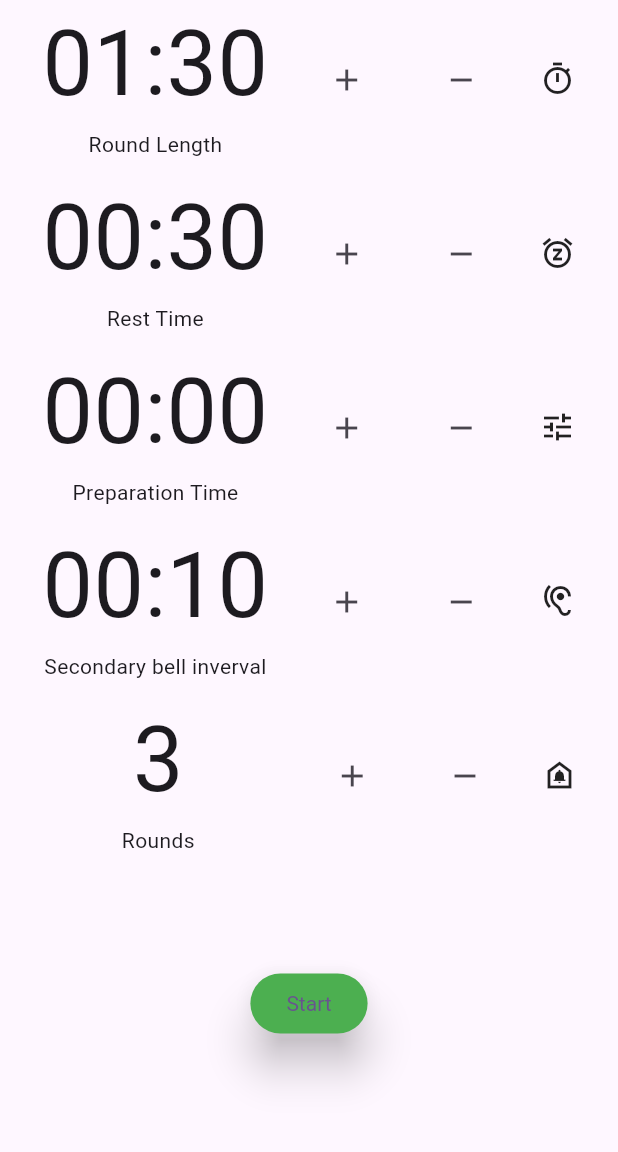
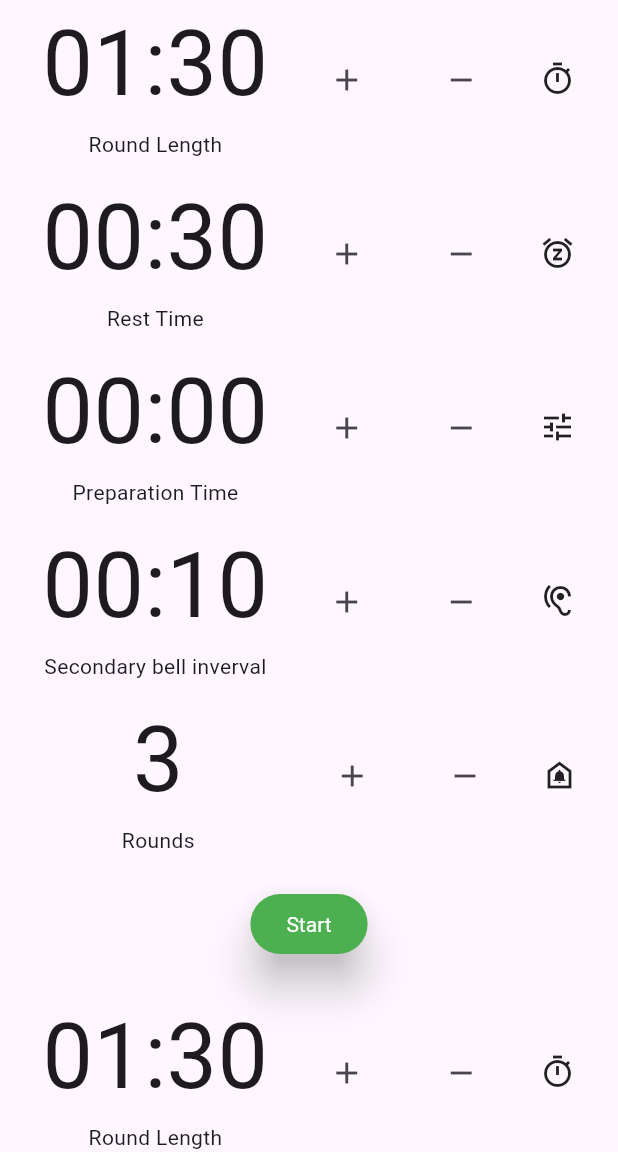
Before and after one commit to LeonardoVelarde/box_round_timer, a Flutter app: the screen it shows after launch, on a phone screen of 412 x 824 dp, the part 84-1236 px from its top. Run offline on Flutter 3.47's test engine with Material 3 defaults, Android fonts, the phone set to English and light mode, and no system bars.

Commit message:
Create timer input component

```diff
--- a/lib/main.dart
+++ b/lib/main.dart
@@ -1,6 +1,7 @@
 import 'dart:developer' as developer;
 
 import 'package:flutter/material.dart';
+import 'src/components/timer_input.dart';
 
 void main() {
   runApp(const MyApp());
@@ -107,9 +108,6 @@ class _MyHomePageState extends State<MyHomePage> {
         child: Align(
           alignment: Alignment.topCenter,
           child: Column(
-            // TRY THIS: Invoke "debug painting" (choose the "Toggle Debug Paint"
-            // action in the IDE, or press "p" in the console), to see the
-            // wireframe for each widget.
             mainAxisAlignment: MainAxisAlignment.start,
             children: <Widget>[
               Row(
@@ -326,11 +324,26 @@ class _MyHomePageState extends State<MyHomePage> {
                         backgroundColor: Colors.green,
                         elevation: 12.0,
                         textStyle: const TextStyle(color: Colors.white)),
-                    child: const Text('Start'),
+                    child: const Text(
+                      'Start',
+                      style: TextStyle(color: Colors.white),
+                    ),
                   )
                 ],
               ),
               const Spacer(),
+              TimerInput(
+                valueInSeconds: _roundLengthInSec,
+                label: 'Round Length',
+                increaseValueTooltip: 'Aumentar tiempo por 10s',
+                decreaseValueTooltip: 'Reducir tiempo por 10s',
+                icon: const Icon(Icons.timer_outlined),
+                onValueChanged: (value) {
+                  setState(() {
+                    _roundLengthInSec = value;
+                  });
+                },
+              ),
             ],
           ),
         ),
--- /dev/null
+++ b/lib/src/components/timer_input.dart
@@ -0,0 +1,92 @@
+import 'package:flutter/material.dart';
+
+class TimerInput extends StatefulWidget {
+  final int valueInSeconds;
+  final void Function(int) onValueChanged;
+  final String label;
+  final String increaseValueTooltip;
+  final String decreaseValueTooltip;
+  final Icon icon;
+
+  const TimerInput({
+    required this.valueInSeconds,
+    required this.onValueChanged,
+    required this.label,
+    required this.increaseValueTooltip,
+    required this.decreaseValueTooltip,
+    required this.icon,
+  });
+
+  @override
+  State<TimerInput> createState() => _TimerInputState();
+}
+
+class _TimerInputState extends State<TimerInput> {
+  int _roundLengthInSec = 0;
+
+  @override
+  void initState() {
+    super.initState();
+    _roundLengthInSec = widget.valueInSeconds;
+  }
+
+  @override
+  Widget build(BuildContext context) {
+    return Row(
+      children: <Widget>[
+        const Spacer(),
+        Column(
+          children: [
+            Text(
+                '${_getFormattedMinutesFromSeconds(_roundLengthInSec)}:${_getFormattedSecondsFromSeconds(_roundLengthInSec)}',
+                textAlign: TextAlign.center,
+                style: const TextStyle(fontSize: 60)),
+            Text(widget.label),
+          ],
+        ),
+        const Spacer(),
+        IconButton(
+          icon: const Icon(Icons.add),
+          tooltip: widget.increaseValueTooltip,
+          onPressed: () {
+            _changeRoundTimerValue(10);
+          },
+        ),
+        const Spacer(),
+        IconButton(
+          icon: const Icon(Icons.remove),
+          tooltip: widget.decreaseValueTooltip,
+          onPressed: () {
+            _changeRoundTimerValue(-10);
+          },
+        ),
+        const Spacer(),
+        const Text.rich(
+          TextSpan(
+            children: [
+              WidgetSpan(child: Icon(Icons.timer_outlined)),
+            ],
+          ),
+        ),
+        const Spacer(),
+      ],
+    );
+  }
+
+  void _changeRoundTimerValue(int seconds) {
+    if (_roundLengthInSec + seconds < 0) return;
+    setState(() {
+      _roundLengthInSec += seconds;
+    });
+    widget.onValueChanged(_roundLengthInSec);
+  }
+
+  String _getFormattedMinutesFromSeconds(int seconds) {
+    if (seconds < 60) return '00';
+    return (seconds / 60).floor().toString().padLeft(2, '0');
+  }
+
+  String _getFormattedSecondsFromSeconds(int seconds) {
+    return (seconds % 60).toString().padLeft(2, '0');
+  }
+}
```
Also changed, not shown: lib/scenes/round_timer.dart (deleted, +0 -19 lines), lib/src/screens/round_timer.dart (added, +24 -0 lines), lib/components/timer_input.dart (deleted).
